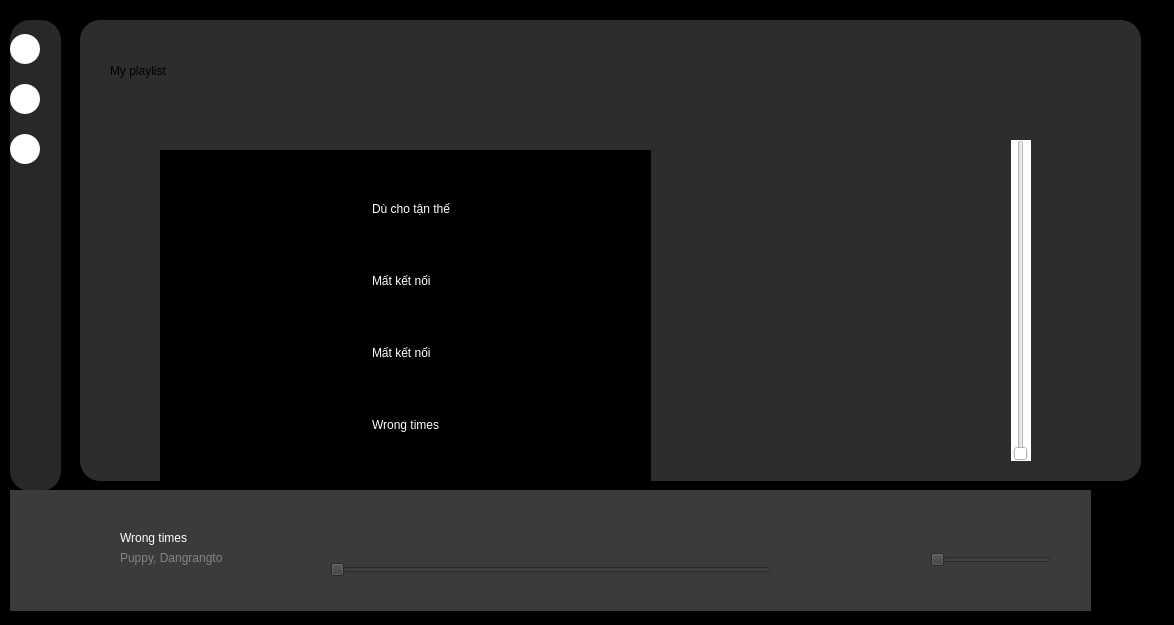
Old version of the form ui/home.ui in the repository trihungdepzai/pythonapp.
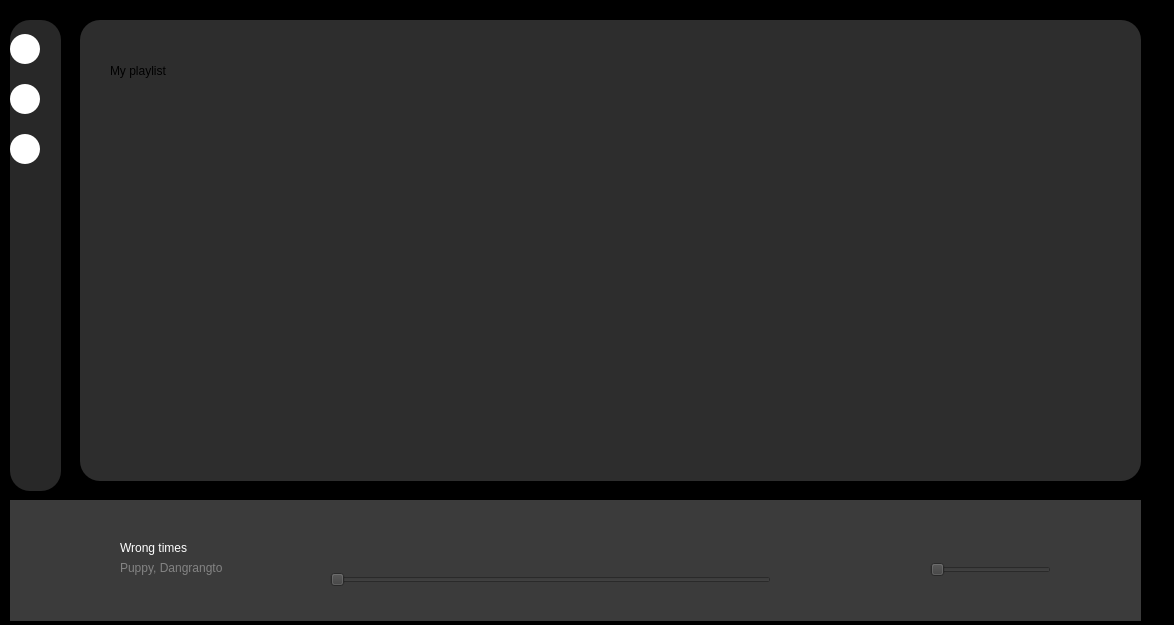
New version of the form. The open tabs and pages were chosen to show the change. Icons and pictures are not drawn.

The edit to the form file:
```diff
--- a/ui/home.ui
+++ b/ui/home.ui
@@ -519,276 +519,19 @@
        </size>
       </property>
      </widget>
-     <widget class="QWidget" name="verticalLayoutWidget_2">
+     <widget class="QWidget" name="gridWidget" native="true">
       <property name="geometry">
        <rect>
-        <x>90</x>
-        <y>150</y>
-        <width>491</width>
-        <height>336</height>
-       </rect>
-      </property>
-      <layout class="QVBoxLayout" name="verticalLayout_2">
-       <item>
-        <layout class="QHBoxLayout" name="horizontalLayout_4">
-         <item>
-          <widget class="QLabel" name="label_46">
-           <property name="styleSheet">
-            <string notr="true">background: none;
-font: 16pt &quot;Segoe UI&quot;;</string>
-           </property>
-           <property name="text">
-            <string>1</string>
-           </property>
-          </widget>
-         </item>
-         <item>
-          <widget class="QLabel" name="label_32">
-           <property name="maximumSize">
-            <size>
-             <width>64</width>
-             <height>64</height>
-            </size>
-           </property>
-           <property name="text">
-            <string/>
-           </property>
-           <property name="pixmap">
-            <pixmap>../img/unnamed.jpg</pixmap>
-           </property>
-           <property name="scaledContents">
-            <bool>true</bool>
-           </property>
-          </widget>
-         </item>
-         <item>
-          <widget class="QLabel" name="label_48">
-           <property name="styleSheet">
-            <string notr="true">color: rgb(255, 255, 255);
-background-color: none</string>
-           </property>
-           <property name="text">
-            <string>Dù cho tận thế</string>
-           </property>
-          </widget>
-         </item>
-         <item>
-          <widget class="QPushButton" name="pushButton_13">
-           <property name="styleSheet">
-            <string notr="true">border: none;
-background: none</string>
-           </property>
-           <property name="text">
-            <string/>
-           </property>
-           <property name="icon">
-            <iconset>
-             <normaloff>../img/heart-regular.svg</normaloff>../img/heart-regular.svg</iconset>
-           </property>
-          </widget>
-         </item>
-        </layout>
-       </item>
-       <item>
-        <layout class="QHBoxLayout" name="horizontalLayout">
-         <item>
-          <widget class="QLabel" name="label_36">
-           <property name="styleSheet">
-            <string notr="true">background: none;
-font: 16pt &quot;Segoe UI&quot;;</string>
-           </property>
-           <property name="text">
-            <string>2</string>
-           </property>
-          </widget>
-         </item>
-         <item>
-          <widget class="QLabel" name="label_33">
-           <property name="maximumSize">
-            <size>
-             <width>64</width>
-             <height>64</height>
-            </size>
-           </property>
-           <property name="text">
-            <string/>
-           </property>
-           <property name="pixmap">
-            <pixmap>../img/anhnhac.jpg</pixmap>
-           </property>
-           <property name="scaledContents">
-            <bool>true</bool>
-           </property>
-          </widget>
-         </item>
-         <item>
-          <widget class="QLabel" name="label_40">
-           <property name="styleSheet">
-            <string notr="true">color: rgb(255, 255, 255);
-background-color: none</string>
-           </property>
-           <property name="text">
-            <string>Mất kết nối</string>
-           </property>
-          </widget>
-         </item>
-         <item>
-          <widget class="QPushButton" name="pushButton_11">
-           <property name="styleSheet">
-            <string notr="true">border: none;
-background: none</string>
-           </property>
-           <property name="text">
-            <string/>
-           </property>
-           <property name="icon">
-            <iconset>
-             <normaloff>../img/heart-regular.svg</normaloff>../img/heart-regular.svg</iconset>
-           </property>
-          </widget>
-         </item>
-        </layout>
-       </item>
-       <item>
-        <layout class="QHBoxLayout" name="horizontalLayout_2">
-         <item>
-          <widget class="QLabel" name="label_37">
-           <property name="styleSheet">
-            <string notr="true">background: none;
-font: 16pt &quot;Segoe UI&quot;;</string>
-           </property>
-           <property name="text">
-            <string>3</string>
-           </property>
-          </widget>
-         </item>
-         <item>
-          <widget class="QLabel" name="label_34">
-           <property name="maximumSize">
-            <size>
-             <width>64</width>
-             <height>64</height>
-            </size>
-           </property>
-           <property name="text">
-            <string/>
-           </property>
-           <property name="pixmap">
-            <pixmap>../img/anhnhac3.jpg</pixmap>
-           </property>
-           <property name="scaledContents">
-            <bool>true</bool>
-           </property>
-          </widget>
-         </item>
-         <item>
-          <widget class="QLabel" name="label_41">
-           <property name="styleSheet">
-            <string notr="true">color: rgb(255, 255, 255);
-background-color: none</string>
-           </property>
-           <property name="text">
-            <string>Mất kết nối</string>
-           </property>
-          </widget>
-         </item>
-         <item>
-          <widget class="QPushButton" name="pushButton_12">
-           <property name="styleSheet">
-            <string notr="true">border: none;
-background: none</string>
-           </property>
-           <property name="text">
-            <string/>
-           </property>
-           <property name="icon">
-            <iconset>
-             <normaloff>../img/heart-regular.svg</normaloff>../img/heart-regular.svg</iconset>
-           </property>
-          </widget>
-         </item>
-        </layout>
-       </item>
-       <item>
-        <layout class="QHBoxLayout" name="horizontalLayout_5">
-         <item>
-          <widget class="QLabel" name="label_47">
-           <property name="styleSheet">
-            <string notr="true">background: none;
-font: 16pt &quot;Segoe UI&quot;;</string>
-           </property>
-           <property name="text">
-            <string>4</string>
-           </property>
-          </widget>
-         </item>
-         <item>
-          <widget class="QLabel" name="label_35">
-           <property name="maximumSize">
-            <size>
-             <width>64</width>
-             <height>64</height>
-            </size>
-           </property>
-           <property name="autoFillBackground">
-            <bool>false</bool>
-           </property>
-           <property name="text">
-            <string/>
-           </property>
-           <property name="pixmap">
-            <pixmap>../img/ab67616d0000b27343076111d560c6aec19bac01.jpg</pixmap>
-           </property>
-           <property name="scaledContents">
-            <bool>true</bool>
-           </property>
-          </widget>
-         </item>
-         <item>
-          <widget class="QLabel" name="label_50">
-           <property name="styleSheet">
-            <string notr="true">color: rgb(255, 255, 255);
-background-color: none</string>
-           </property>
-           <property name="text">
-            <string>Wrong times</string>
-           </property>
-          </widget>
-         </item>
-         <item>
-          <widget class="QPushButton" name="pushButton_14">
-           <property name="styleSheet">
-            <string notr="true">border: none;
-background: none</string>
-           </property>
-           <property name="text">
-            <string/>
-           </property>
-           <property name="icon">
-            <iconset>
-             <normaloff>../img/heart-regular.svg</normaloff>../img/heart-regular.svg</iconset>
-           </property>
-          </widget>
-         </item>
-        </layout>
-       </item>
-      </layout>
-     </widget>
-     <widget class="QSlider" name="verticalSlider">
-      <property name="geometry">
-       <rect>
-        <x>941</x>
-        <y>140</y>
-        <width>20</width>
-        <height>321</height>
+        <x>80</x>
+        <y>130</y>
+        <width>951</width>
+        <height>331</height>
        </rect>
       </property>
       <property name="styleSheet">
-       <string notr="true">background-color: white</string>
+       <string notr="true">background: none</string>
       </property>
-      <property name="orientation">
-       <enum>Qt::Orientation::Vertical</enum>
-      </property>
+      <layout class="QGridLayout" name="gridLayout_2"/>
      </widget>
     </widget>
     <widget class="QWidget" name="account">
@@ -1108,8 +851,8 @@
     <property name="geometry">
      <rect>
       <x>10</x>
-      <y>490</y>
-      <width>1081</width>
+      <y>500</y>
+      <width>1131</width>
       <height>121</height>
      </rect>
     </property>
```
Left out of the diff: 246 changed lines with no effect on the pictures.
